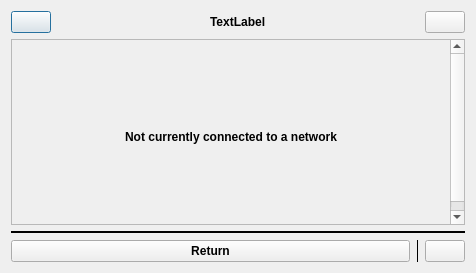
Quill-OS/quill, file src/widgets/dialogs/wifi/wifilogger.ui: the form before one commit.
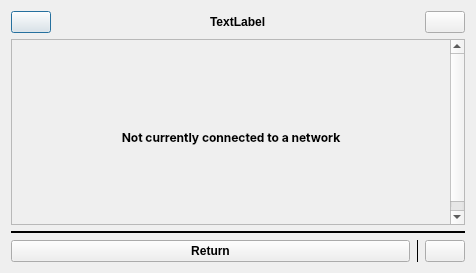
The form after the commit. The open tabs and pages were chosen to show the change. Icons and pictures are not drawn.

What changed in the file:
```diff
--- a/src/widgets/dialogs/wifi/wifilogger.ui
+++ b/src/widgets/dialogs/wifi/wifilogger.ui
@@ -349,10 +349,14 @@
             <widget class="QLabel" name="label_8">
              <property name="font">
               <font>
+               <family>Inter</family>
                <weight>75</weight>
                <bold>true</bold>
               </font>
              </property>
+             <property name="styleSheet">
+              <string notr="true">font-family: Inter; font-weight: bold</string>
+             </property>
              <property name="lineWidth">
               <number>0</number>
              </property>
```
Left out of the diff: 2 changed lines with no effect on the pictures.
